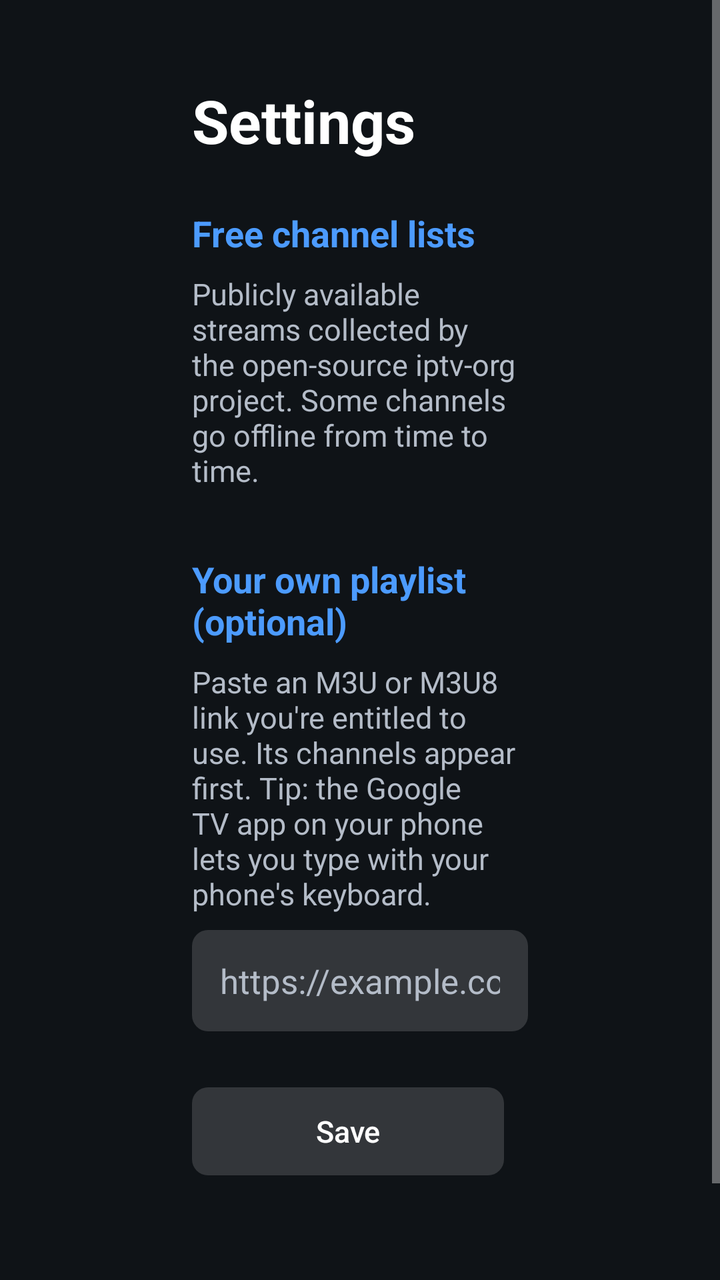
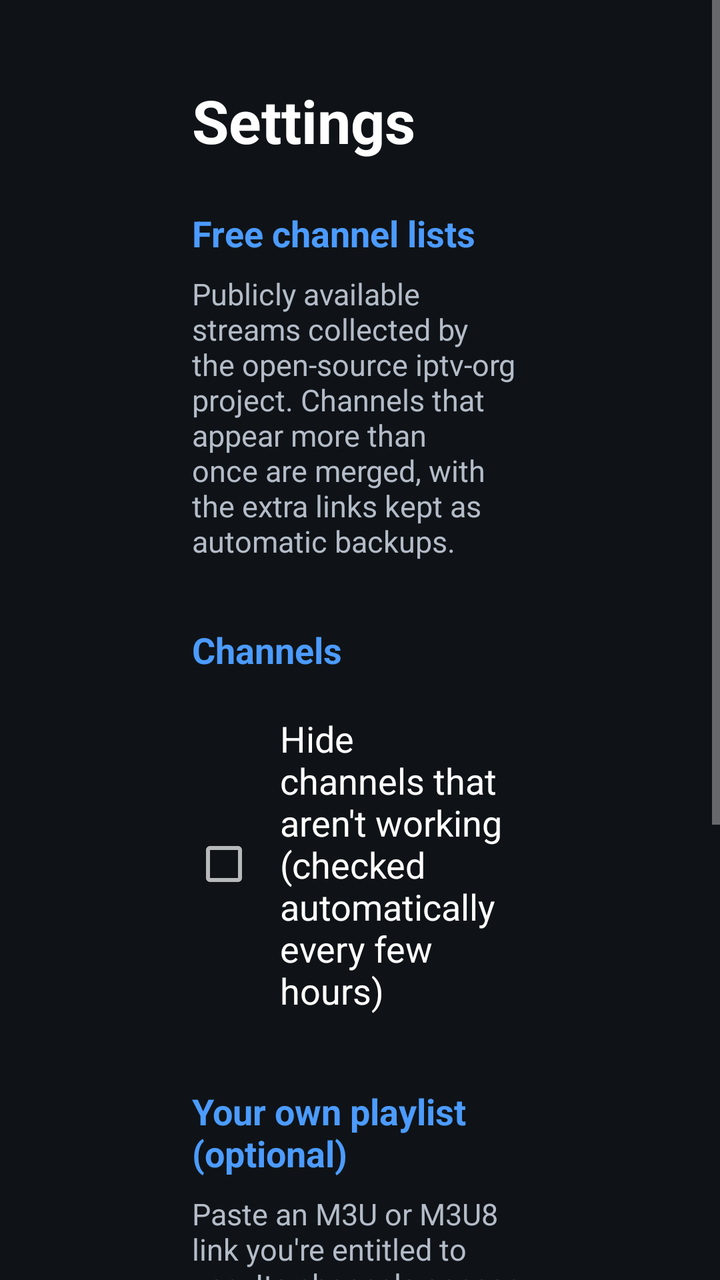

Before-and-after screenshots of an Android layout around one commit, followed by the original layout XML and the change that was made.
<!-- AndroidManifest.xml: activity theme SettingsTheme -->
<!-- res/layout/activity_settings.xml -->
<?xml version="1.0" encoding="utf-8"?>
<ScrollView xmlns:android="http://schemas.android.com/apk/res/android"
    android:layout_width="match_parent"
    android:layout_height="match_parent"
    android:background="@color/panel_dark">

    <LinearLayout
        android:layout_width="match_parent"
        android:layout_height="wrap_content"
        android:orientation="vertical"
        android:paddingStart="96dp"
        android:paddingTop="40dp"
        android:paddingEnd="96dp"
        android:paddingBottom="40dp">

        <TextView
            android:layout_width="wrap_content"
            android:layout_height="wrap_content"
            android:text="@string/settings_title"
            android:textColor="@color/white"
            android:textSize="30sp"
            android:textStyle="bold" />

        <TextView
            android:layout_width="match_parent"
            android:layout_height="wrap_content"
            android:layout_marginTop="24dp"
            android:layout_marginBottom="8dp"
            android:text="@string/free_lists_heading"
            android:textColor="@color/accent"
            android:textSize="18sp"
            android:textStyle="bold" />

        <TextView
            android:layout_width="match_parent"
            android:layout_height="wrap_content"
            android:layout_marginBottom="8dp"
            android:text="@string/free_lists_help"
            android:textColor="@color/text_secondary"
            android:textSize="15sp" />

        <LinearLayout
            android:id="@+id/source_container"
            android:layout_width="match_parent"
            android:layout_height="wrap_content"
            android:orientation="vertical" />

        <TextView
            android:layout_width="match_parent"
            android:layout_height="wrap_content"
            android:layout_marginTop="24dp"
            android:layout_marginBottom="8dp"
            android:text="@string/custom_heading"
            android:textColor="@color/accent"
            android:textSize="18sp"
            android:textStyle="bold" />

        <TextView
            android:layout_width="match_parent"
            android:layout_height="wrap_content"
            android:layout_marginBottom="8dp"
            android:text="@string/custom_help"
            android:textColor="@color/text_secondary"
            android:textSize="15sp" />

        <EditText
            android:id="@+id/custom_url"
            android:layout_width="match_parent"
            android:layout_height="wrap_content"
            android:background="@drawable/field_bg"
            android:hint="@string/custom_hint"
            android:imeOptions="actionDone"
            android:importantForAutofill="no"
            android:inputType="textUri"
            android:padding="14dp"
            android:singleLine="true"
            android:textColor="@color/white"
            android:textColorHint="@color/text_secondary"
            android:textSize="17sp" />

        <LinearLayout
            android:layout_width="wrap_content"
            android:layout_height="wrap_content"
            android:layout_marginTop="28dp"
            android:orientation="horizontal">

            <Button
                android:id="@+id/save_button"
                style="@style/TvButton"
                android:layout_width="wrap_content"
                android:layout_height="wrap_content"
                android:layout_marginEnd="12dp"
                android:minWidth="160dp"
                android:text="@string/save" />

            <Button
                android:id="@+id/cancel_button"
                style="@style/TvButton"
                android:layout_width="wrap_content"
                android:layout_height="wrap_content"
                android:minWidth="160dp"
                android:text="@string/cancel" />
        </LinearLayout>
    </LinearLayout>
</ScrollView>
<!-- resources referenced by this layout -->
<resources>
  <color name="accent">#FF4C9BFF</color>
  <color name="panel_dark">#F20E1217</color>
  <color name="text_secondary">#FFB4BCC8</color>
  <color name="white">#FFFFFFFF</color>
  <string name="cancel">Cancel</string>
  <string name="custom_heading">Your own playlist (optional)</string>
  <string name="custom_help">Paste an M3U or M3U8 link you\'re entitled to use. Its channels appear first. Tip: the Google TV app on your phone lets you type with your phone\'s keyboard.</string>
  <string name="custom_hint">https://example.com/playlist.m3u</string>
  <string name="free_lists_heading">Free channel lists</string>
  <string name="free_lists_help">Publicly available streams collected by the open-source iptv-org project. Some channels go offline from time to time.</string>
  <string name="save">Save</string>
  <string name="settings_title">Settings</string>
  <style name="TvButton" parent="android:Widget.Material.Button">
          <item name="android:background">@drawable/button_bg</item>
          <item name="android:textColor">@color/white</item>
          <item name="android:textSize">15sp</item>
          <item name="android:textAllCaps">false</item>
          <item name="android:stateListAnimator">@null</item>
          <item name="android:paddingLeft">16dp</item>
          <item name="android:paddingRight">16dp</item>
          <item name="android:minHeight">44dp</item>
          <item name="android:focusable">true</item>
      </style>
  <style name="SettingsTheme" parent="android:Theme.Material.NoActionBar.Fullscreen">
          <item name="android:windowBackground">@color/panel_dark</item>
          <item name="android:colorAccent">@color/accent</item>
          <item name="android:colorPrimary">@color/black</item>
      </style>
  <color name="button_idle">#26FFFFFF</color>
  <!-- drawable button_bg (drawable) -->
  <?xml version="1.0" encoding="utf-8"?>
  <selector xmlns:android="http://schemas.android.com/apk/res/android">
      <item android:state_focused="true">
          <shape android:shape="rectangle">
              <solid android:color="@color/focus" />
              <corners android:radius="8dp" />
          </shape>
      </item>
      <item>
          <shape android:shape="rectangle">
              <solid android:color="@color/button_idle" />
              <corners android:radius="8dp" />
          </shape>
      </item>
  </selector>
  <color name="black">#FF000000</color>
  <color name="focus">#FF2F7BF0</color>
  <!-- unchanged entries left out for length: 1 -->
</resources>

<!-- the commit's change to res/layout/activity_settings.xml (unified diff, before → after) -->
@@ -44,6 +44,26 @@
             android:layout_width="match_parent"
             android:layout_height="wrap_content"
             android:orientation="vertical" />
+
+        <TextView
+            android:layout_width="match_parent"
+            android:layout_height="wrap_content"
+            android:layout_marginTop="24dp"
+            android:layout_marginBottom="8dp"
+            android:text="@string/channels_heading"
+            android:textColor="@color/accent"
+            android:textSize="18sp"
+            android:textStyle="bold" />
+
+        <CheckBox
+            android:id="@+id/hide_offline"
+            android:layout_width="match_parent"
+            android:layout_height="wrap_content"
+            android:background="@drawable/item_bg"
+            android:padding="12dp"
+            android:text="@string/hide_offline"
+            android:textColor="@color/white"
+            android:textSize="18sp" />
 
         <TextView
             android:layout_width="match_parent"
<!-- resource entries referenced after the edit -->
@@ -4,12 +4,36 @@
   <color name="panel_dark">#F20E1217</color>
   <color name="text_secondary">#FFB4BCC8</color>
   <color name="white">#FFFFFFFF</color>
+  <!-- drawable item_bg (drawable) -->
+  <?xml version="1.0" encoding="utf-8"?>
+  <selector xmlns:android="http://schemas.android.com/apk/res/android">
+      <item android:state_focused="true">
+          <shape android:shape="rectangle">
+              <solid android:color="@color/focus" />
+              <corners android:radius="8dp" />
+          </shape>
+      </item>
+      <item android:state_activated="true">
+          <shape android:shape="rectangle">
+              <solid android:color="@color/row_active" />
+              <corners android:radius="8dp" />
+          </shape>
+      </item>
+      <item>
+          <shape android:shape="rectangle">
+              <solid android:color="@android:color/transparent" />
+              <corners android:radius="8dp" />
+          </shape>
+      </item>
+  </selector>
   <string name="cancel">Cancel</string>
+  <string name="channels_heading">Channels</string>
   <string name="custom_heading">Your own playlist (optional)</string>
-  <string name="custom_help">Paste an M3U or M3U8 link you\'re entitled to use. Its channels appear first. Tip: the Google TV app on your phone lets you type with your phone\'s keyboard.</string>
+  <string name="custom_help">Paste an M3U or M3U8 link you\'re entitled to use. Its channels appear first, and if it includes a TV guide link that\'s used too. Tip: the Google TV app on your phone lets you type with your phone\'s keyboard.</string>
   <string name="custom_hint">https://example.com/playlist.m3u</string>
   <string name="free_lists_heading">Free channel lists</string>
-  <string name="free_lists_help">Publicly available streams collected by the open-source iptv-org project. Some channels go offline from time to time.</string>
+  <string name="free_lists_help">Publicly available streams collected by the open-source iptv-org project. Channels that appear more than once are merged, with the extra links kept as automatic backups.</string>
+  <string name="hide_offline">Hide channels that aren\'t working (checked automatically every few hours)</string>
   <string name="save">Save</string>
   <string name="settings_title">Settings</string>
   <style name="TvButton" parent="android:Widget.Material.Button">
@@ -47,6 +71,7 @@
   </selector>
   <color name="black">#FF000000</color>
   <color name="focus">#FF2F7BF0</color>
+  <color name="row_active">#33FFFFFF</color>
   <!-- unchanged entries left out for length: 1 -->
 </resources>
 
